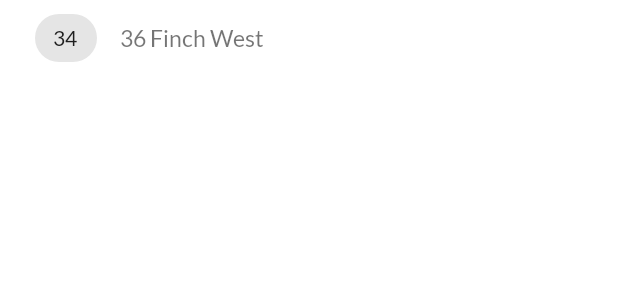
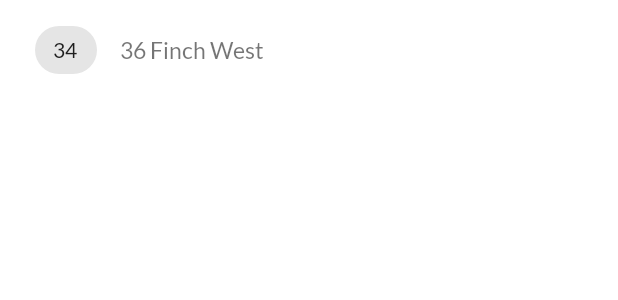
Before and after one commit to edisonpagtakhan/finch-station, an Android app: the layout route_item.xml on its own in the app's theme, with its tools: preview values and no code run, on a phone screen of 412 x 824 dp. Shown: the top 300 px of the screen. Run offline under Robolectric (Android 15) with nearby library versions, the phone set to English and light mode, and no system bars.

Commit message:
fix: Adjust spacing of route_item

```diff
--- a/app/src/main/res/layout/route_item.xml
+++ b/app/src/main/res/layout/route_item.xml
@@ -21,7 +21,7 @@
         android:layout_width="wrap_content"
         android:layout_height="wrap_content"
         android:layout_marginStart="12dp"
-        android:paddingVertical="16dp"
+        android:paddingVertical="24dp"
         android:textSize="15sp"
         app:layout_constraintBottom_toBottomOf="parent"
         app:layout_constraintStart_toEndOf="@id/routeGroupIdView"
```
